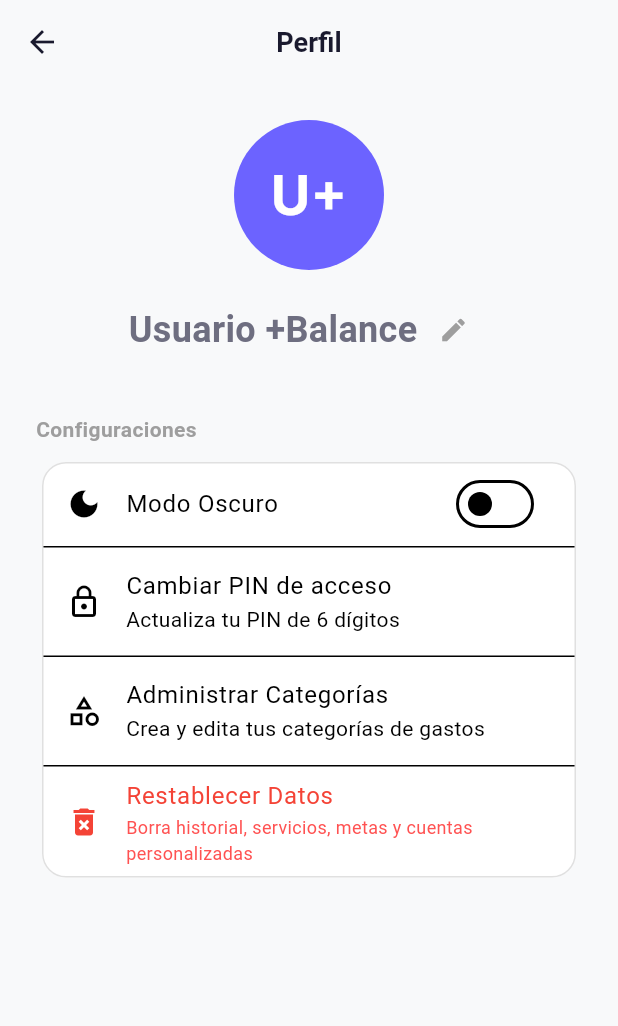
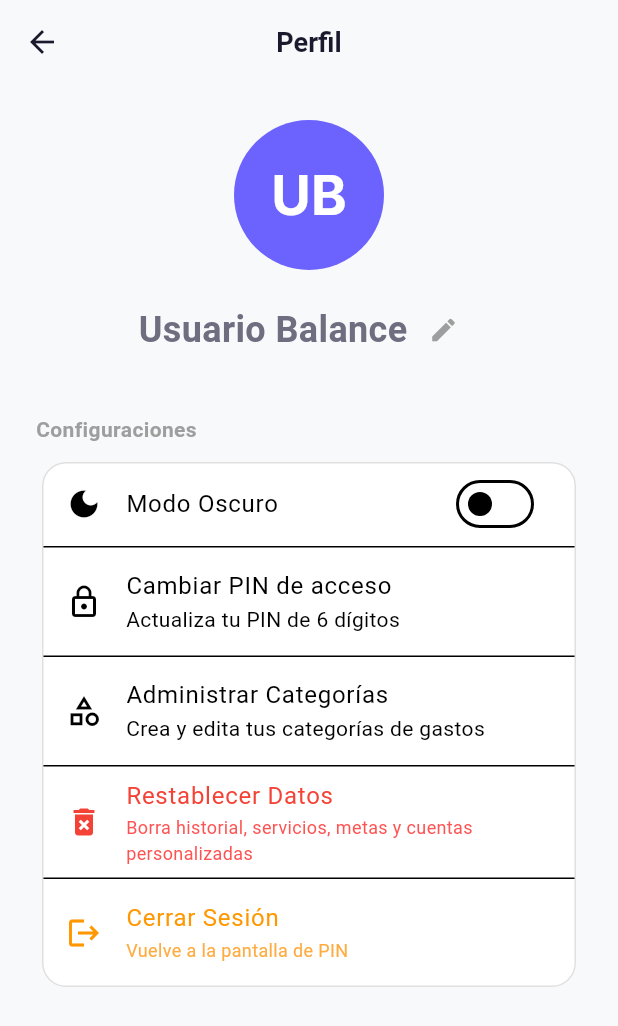
Before and after one commit to Phamton140/Plusbalance, a Flutter app: the ProfileScreen screen opened directly, on a phone screen of 412 x 824 dp. Shown: the top 1026 px of the screen. Run offline on Flutter 3.47's test engine with Material 3 defaults, Android fonts, the phone set to English and light mode, and no system bars; our stand-ins replace drift, fl_chart, flutter_animate, flutter_riverpod, flutter_secure_storage, go_router and 3 more; missing offline and left inert: sqlite3; accounts and stored records are empty; generated files the repository leaves out were written again.

Commit message:
Add logout button to profile screen and fix username default

```diff
--- a/lib/features/profile/presentation/profile_screen.dart
+++ b/lib/features/profile/presentation/profile_screen.dart
@@ -15,7 +15,7 @@ class ProfileScreen extends ConsumerStatefulWidget {
 }
 
 class _ProfileScreenState extends ConsumerState<ProfileScreen> {
-  String _username = 'Usuario +Balance';
+  String _username = 'Usuario Balance';
 
   String get _initials {
     if (_username.isEmpty) return "?";
@@ -164,6 +164,32 @@ class _ProfileScreenState extends ConsumerState<ProfileScreen> {
                     }
                   },
                 ),
+                const Divider(height: 1),
+                ListTile(
+                  leading: const Icon(Icons.logout, color: Colors.orange),
+                  title: const Text('Cerrar Sesión', style: TextStyle(color: Colors.orange)),
+                  subtitle: const Text('Vuelve a la pantalla de PIN', style: TextStyle(color: Colors.orangeAccent, fontSize: 12)),
+                  onTap: () async {
+                    final confirm = await showDialog<bool>(
+                      context: context,
+                      builder: (context) => AlertDialog(
+                        title: const Text('Cerrar Sesión'),
+                        content: const Text('¿Quieres cerrar la sesión actual? Necesitarás tu PIN para volver a entrar.'),
+                        actions: [
+                          TextButton(onPressed: () => Navigator.pop(context, false), child: const Text('Cancelar')),
+                          ElevatedButton(
+                            onPressed: () => Navigator.pop(context, true),
+                            child: const Text('Cerrar')
+                          ),
+                        ],
+                      )
+                    );
+
+                    if (confirm == true && context.mounted) {
+                      context.go('/pin');
+                    }
+                  },
+                ),
               ],
             ),
           ),
```
Lines whose indentation alone changed are shown as unchanged.
